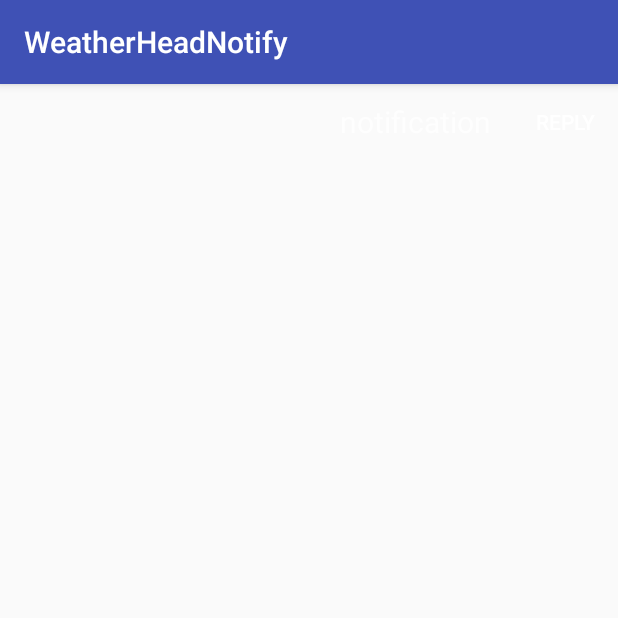
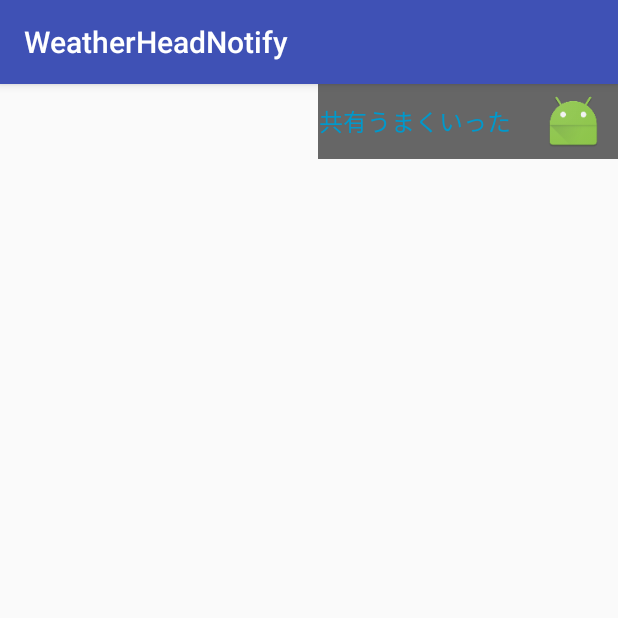
Before and after one commit to takuaki/chathead-notify, an Android app: the first screen one second after launch (MainActivity), on a phone screen of 412 x 824 dp, the top half of it. Run offline under Robolectric (Android 15) with nearby library versions, the light colour scheme and no system bars; our stand-ins replace Dagger/Hilt's generated code; libraries missing offline, so code that uses them is left out: android.support.test; 1 statement that could not run was skipped.

Commit message:
define text/color/image resources in inner layout

```diff
--- a/app/src/main/java/weatherheadnotify/tmori/com/chathead/ChatHeadLayout.java
+++ b/app/src/main/java/weatherheadnotify/tmori/com/chathead/ChatHeadLayout.java
@@ -2,10 +2,14 @@ package weatherheadnotify.tmori.com.chathead;
 
 import android.content.Context;
 import android.content.res.TypedArray;
+import android.graphics.drawable.Drawable;
 import android.util.AttributeSet;
 import android.util.Log;
 import android.view.LayoutInflater;
+import android.view.View;
+import android.widget.ImageView;
 import android.widget.LinearLayout;
+import android.widget.TextView;
 
 /**
  * Created by mori on 11/3/16.
@@ -14,7 +18,9 @@ import android.widget.LinearLayout;
 public class ChatHeadLayout extends LinearLayout {
     private static final String TAG = ChatHeadLayout.class.getSimpleName();
 
-    private final int mMaxWidth;
+    private TextView mNotificationText;
+    private ImageView mImageView;
+
 
     public ChatHeadLayout(Context context) {
         this(context, null);
@@ -25,11 +31,17 @@ public class ChatHeadLayout extends LinearLayout {
         Log.d(TAG, "ChatHeadLayout");
 
         TypedArray a = con.obtainStyledAttributes(attrs, R.styleable.ChatHeadLayout);
-        mMaxWidth = a.getDimensionPixelSize(R.styleable.SnackbarLayout_android_maxWidth, -1);
+        final String text = a.getString(R.styleable.ChatHeadLayout_chathead_text);
+        final Drawable icon = a.getDrawable(R.styleable.ChatHeadLayout_chathead_icon);
+        final int textColor = a.getColor(R.styleable.ChatHeadLayout_chathead_text_color, android.R.color.black);
         a.recycle();
+        View layout = LayoutInflater.from(con).inflate(R.layout.chathead_layout_include, this);
+        mNotificationText = (TextView) layout.findViewById(R.id.chathead_text);
+        mImageView = (ImageView) layout.findViewById(R.id.chathead_icon);
 
-        LayoutInflater.from(con).inflate(R.layout.chathead_layout_include, this);
-
+        mNotificationText.setTextColor(textColor);
+        mNotificationText.setText(text);
+        mImageView.setImageDrawable(icon);
     }
 
     @Override
@@ -40,13 +52,11 @@ public class ChatHeadLayout extends LinearLayout {
         if (MeasureSpec.getMode(widthMeasureSpec) != MeasureSpec.EXACTLY) {
             throw new IllegalArgumentException("android:width should be exact value");
         }
-
-        if (mMaxWidth > 0 && getMeasuredWidth() > mMaxWidth) {
-            widthMeasureSpec = MeasureSpec.makeMeasureSpec(mMaxWidth, MeasureSpec.EXACTLY);
-            super.onMeasure(widthMeasureSpec, heightMeasureSpec);
-        }
         Log.d(TAG, "height:" + this.getHeight() + " width:" + this.getWidth());
     }
 
-
+    @Override
+    protected void onLayout(boolean changed, int l, int t, int r, int b) {
+        super.onLayout(changed, l, t, r, b);
+    }
 }
--- a/app/src/main/java/weatherheadnotify/tmori/com/chathead/MainActivity.java
+++ b/app/src/main/java/weatherheadnotify/tmori/com/chathead/MainActivity.java
@@ -4,9 +4,7 @@ import android.os.Bundle;
 import android.support.annotation.VisibleForTesting;
 import android.support.v7.app.AppCompatActivity;
 import android.util.Log;
-import android.view.View;
 import android.view.ViewGroup;
-import android.widget.Button;
 
 import weatherheadnotify.tmori.com.chathead.espressoIdling.MyIdlingResource;
 
@@ -30,12 +28,6 @@ public class MainActivity extends AppCompatActivity implements ChatHead.ChatHead
         chatHead.setHeadStateListener(this);
 
         ChatHeadLayout chatHeadLayout = chatHead.getLayoutView();
-        ((Button) chatHeadLayout.findViewById(R.id.action_button)).setOnClickListener(new View.OnClickListener() {
-            @Override
-            public void onClick(View v) {
-                Log.d(TAG, "onClick");
-            }
-        });
 
         chatHead.show();
     }
--- a/app/src/main/res/layout/chathead_layout.xml
+++ b/app/src/main/res/layout/chathead_layout.xml
@@ -1,25 +1,14 @@
 <?xml version="1.0" encoding="utf-8"?>
 <weatherheadnotify.tmori.com.chathead.ChatHeadLayout
         xmlns:android="http://schemas.android.com/apk/res/android"
+        xmlns:custom="http://schemas.android.com/apk/res-auto"
         class="weatherheadnotify.tmori.com.chathead.ChatHeadLayout"
+        android:background="#666666"
         android:id="@+id/weatherheadnotify"
         android:layout_width="200dp"
         android:layout_height="50dp"
-        android:layout_gravity="top|end">
-    <TextView android:id="@+id/chathead_text"
-              android:layout_width="130dp"
-              android:layout_height="match_parent"
-              android:gravity="center_vertical"
-              android:textAlignment="center"
-              android:textSize="20sp"
-              android:text="@string/text_notify"
-              android:singleLine="true"
-              style="?attr/titleTextStyle"/>
-    <Button android:id="@+id/action_button"
-            android:layout_height="match_parent"
-            android:layout_width="70dp"
-            android:layout_gravity="end"
-            android:text="@string/text_action_button"
-            android:textSize="14sp"
-            style="?attr/borderlessButtonStyle"/>
+        android:layout_gravity="top|end"
+        custom:chathead_icon="@mipmap/ic_launcher"
+        custom:chathead_text="@string/text_custom_notify"
+        custom:chathead_text_color="@android:color/holo_blue_dark">
 </weatherheadnotify.tmori.com.chathead.ChatHeadLayout>
--- a/app/src/main/res/layout/chathead_layout_include.xml
+++ b/app/src/main/res/layout/chathead_layout_include.xml
@@ -1,7 +1,23 @@
 <?xml version="1.0" encoding="utf-8"?>
 <merge xmlns:android="http://schemas.android.com/apk/res/android"
-       android:id="@+id/chathead_layout_include"
-       android:orientation="horizontal"
-       android:layout_width="wrap_content"
-       android:layout_height="wrap_content">
+              android:id="@+id/chathead_layout_include"
+              android:orientation="horizontal"
+              android:layout_width="200dp"
+              android:layout_height="50dp"
+              android:layout_gravity="end|top">
+    <TextView
+            android:id="@+id/chathead_text"
+            android:layout_width="130dp" android:layout_height="match_parent"
+            android:gravity="center"
+            android:text="@string/text_notify"
+            android:textSize="16sp"
+            android:textColor="?android:attr/textColorHighlight"/>
+    <ImageView
+            android:id="@+id/chathead_icon"
+            android:layout_width="70dp" android:layout_height="match_parent"
+            android:layout_gravity="center"
+            android:layout_margin="5dp"
+            android:layout_marginEnd="10dp"
+            android:src="@mipmap/ic_launcher"
+            android:scaleType="centerInside"/>
 </merge>
--- a/app/src/main/res/values/attrs.xml
+++ b/app/src/main/res/values/attrs.xml
@@ -1,11 +1,13 @@
 <?xml version="1.0" encoding="utf-8"?>
 <resources>
-    <declare-styleable name="WeatherLayout">
+    <!--declare-styleable name="WeatherLayout">
         <attr name="weather_icon" format="reference"/>
         <attr name="weather_text" format="string"/>
-    </declare-styleable>
+    </declare-styleable-->
 
     <declare-styleable name="ChatHeadLayout">
-
+        <attr name="chathead_icon" format="reference"/>
+        <attr name="chathead_text" format="string"/>
+        <attr name="chathead_text_color" format="color"/>
     </declare-styleable>
 </resources>
--- a/app/src/main/res/values/strings.xml
+++ b/app/src/main/res/values/strings.xml
@@ -6,4 +6,6 @@
 
     <string name="text_notify">notification</string>
     <string name="text_action_button">reply</string>
+
+    <string name="text_custom_notify">共有うまくいった</string>
 </resources>
```
Also changed, not shown: 1 other file.
